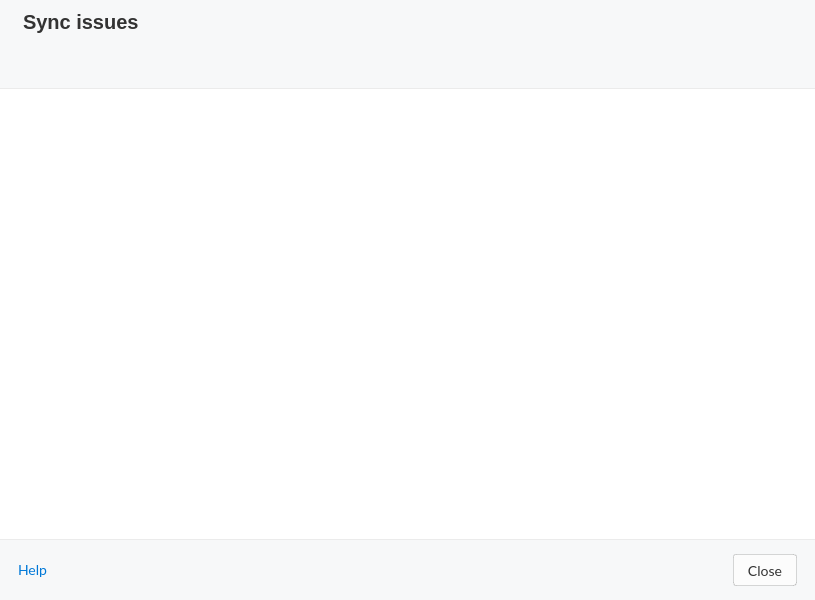
Above: src/MEGASync/stalled_issues/gui/ui/StalledIssuesDialog.ui from meganz/MEGAsync before the change. Below: the same form after it.
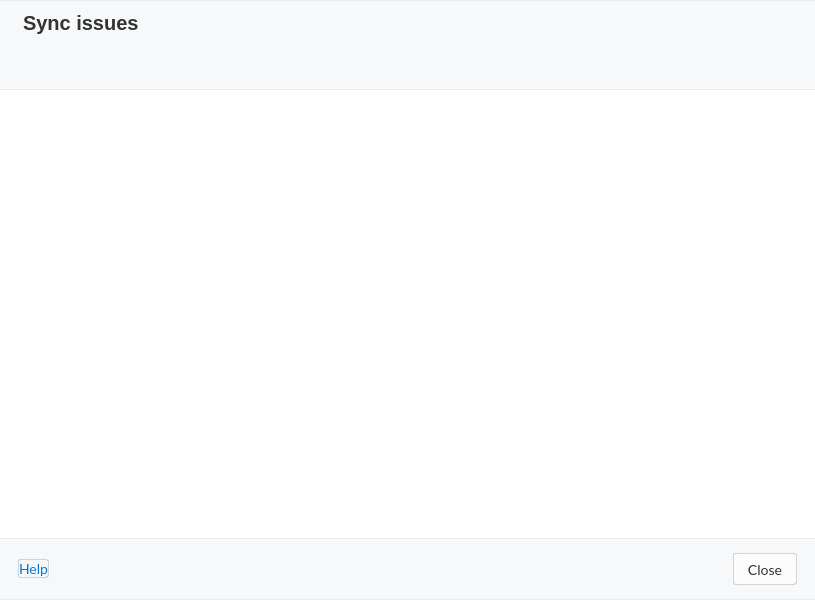
That is the form after the change. Icons and pictures are not drawn. Custom widgets are drawn as their Qt base class.

Commit message: Move stylesheets to root context (General UIs)

```diff
--- a/src/MEGASync/stalled_issues/gui/ui/StalledIssuesDialog.ui
+++ b/src/MEGASync/stalled_issues/gui/ui/StalledIssuesDialog.ui
@@ -88,7 +88,135 @@
 {
 background: #00A787;
 color:#FFFFFF;
-}</string>
+}
+
+QStackedWidget
+{
+    border-top: 1px solid rgba(0,0,0,0.08);
+    border-bottom: 1px solid rgba(0,0,0,0.08); 
+    border-left: 0px;
+    border-right: 0px;
+}
+
+#EmptyViewContainerPage QToolButton
+{
+    border:none;
+}
+
+/**********  TreeView Container **********/
+QScrollBar:vertical
+{
+    background: #f6f6f6;
+    width: 15px;
+    border-left: 1px solid #E4E4E4;
+}
+
+QScrollBar::sub-line:vertical, QScrollBar::add-line:vertical
+{
+    border: none;
+    background: none;
+    width:0px;
+    height:0px;
+}
+
+QScrollBar::handle:vertical
+{
+    background: #c0c0c0;
+    min-height: 20px;
+    border-radius: 4px;
+    margin: 3px 4px 3px 2px;
+}
+
+QMenu
+{
+    border: 1px solid #B8B8B8;
+   border-radius: 8px;
+    background: #ffffff;
+    padding-top: 16px;
+    padding-bottom: 16px;
+    padding-left: 8px;
+    padding-right: 8px;
+}
+
+QMenu::item
+{
+   font-size: 14px;
+   color: #333333;
+   background: transparent; 
+   margin-top: 3px;
+   margin-bottom: 3px;
+   padding-left: 16px;
+   padding-right: 16px;
+   margin-left: 16px;
+   margin-right: 16px;
+}
+
+QMenu::item:selected
+{
+    font-weight: bold;  
+}
+
+QMenu::separator
+{
+    height: 1px;
+	width: 164px;
+	min-width: 164px;
+	max-width: 164px;
+    background-color: #EEEEEE;
+    margin-top: 9px;
+    margin-bottom: 9px;
+}
+
+QMenu::item:disabled
+{
+    background-color: #ffffff;
+    color: rgba(119,119,119,0.3);
+}
+
+QMenu::item:default
+{
+    color: #F46265;
+}
+
+#stalledIssuesTree QWidget{
+background-color: rgba(255, 255, 255,0);
+}
+/**********  TreeView Container **********/
+
+/**********  Footer **********/
+#HelpButton {
+border: none;
+color: #0078D7;
+}
+
+#HelpButton QPushButton::!enabled {
+color: grey;
+}
+/**********  Footer **********/
+
+/**********  Header **********/
+
+#header
+{
+   background-color: #F7F8F9;
+}
+
+#title QLabel
+{
+  font-family: &quot;Poppins&quot;;
+  font-size:20px;
+  line-height: 30px;
+  font-weight: 600;
+  color: #333333;
+}
+
+#title QPushButton {
+    background-color: none;
+    outline: none;
+    border: none;
+}
+/**********  Header **********/
+</string>
   </property>
   <layout class="QVBoxLayout" name="verticalLayout">
    <property name="spacing">
@@ -108,9 +236,6 @@
    </property>
    <item>
     <widget class="QStackedWidget" name="stackedWidget">
-     <property name="styleSheet">
-      <string notr="true"/>
-     </property>
      <property name="currentIndex">
       <number>0</number>
      </property>
@@ -145,22 +270,6 @@
            <height>88</height>
           </size>
          </property>
-         <property name="styleSheet">
-          <string notr="true">#header
-{
-   background-color: #F7F8F9;
-}
-
-
-#title QLabel
-{
-  font-family: &quot;Poppins&quot;;
-  font-size:20px;
-  line-height: 30px;
-  font-weight: 600;
-  color: #333333;
-}</string>
-         </property>
          <layout class="QVBoxLayout" name="verticalLayout_3">
           <property name="spacing">
            <number>10</number>
@@ -191,13 +300,6 @@
               <height>16777215</height>
              </size>
             </property>
-            <property name="styleSheet">
-             <string notr="true">QPushButton {
-    background-color: none;
-    outline: none;
-    border: none;
-}</string>
-            </property>
             <layout class="QHBoxLayout" name="horizontalLayout">
              <property name="spacing">
               <number>12</number>
@@ -318,9 +420,6 @@
               <height>0</height>
              </size>
             </property>
-            <property name="styleSheet">
-             <string notr="true"/>
-            </property>
             <layout class="QHBoxLayout" name="horizontalLayout_3">
              <property name="spacing">
               <number>8</number>
@@ -472,16 +571,6 @@
            <verstretch>0</verstretch>
           </sizepolicy>
          </property>
-         <property name="styleSheet">
-          <string notr="true">QStackedWidget
-{
-    border-top: 1px solid rgba(0,0,0,0.08);
-    border-bottom: 1px solid rgba(0,0,0,0.08); 
-    border-left: 0px;
-    border-right: 0px;
-}
-</string>
-         </property>
          <property name="frameShape">
           <enum>QFrame::Box</enum>
          </property>
@@ -492,81 +581,6 @@
           <number>0</number>
          </property>
          <widget class="QWidget" name="TreeViewContainerPage">
-          <property name="styleSheet">
-           <string notr="true">QScrollBar:vertical
-{
-    background: #f6f6f6;
-    width: 15px;
-    border-left: 1px solid #E4E4E4;
-}
-
-QScrollBar::sub-line:vertical, QScrollBar::add-line:vertical
-{
-    border: none;
-    background: none;
-    width:0px;
-    height:0px;
-}
-
-QScrollBar::handle:vertical
-{
-    background: #c0c0c0;
-    min-height: 20px;
-    border-radius: 4px;
-    margin: 3px 4px 3px 2px;
-}
-
-QMenu
-{
-    border: 1px solid #B8B8B8;
-   border-radius: 8px;
-    background: #ffffff;
-    padding-top: 16px;
-    padding-bottom: 16px;
-    padding-left: 8px;
-    padding-right: 8px;
-}
-
-QMenu::item
-{
-   font-size: 14px;
-   color: #333333;
-   background: transparent; 
-   margin-top: 3px;
-   margin-bottom: 3px;
-   padding-left: 16px;
-   padding-right: 16px;
-   margin-left: 16px;
-   margin-right: 16px;
-}
-
-QMenu::item:selected
-{
-    font-weight: bold;  
-}
-
-QMenu::separator
-{
-    height: 1px;
-	width: 164px;
-	min-width: 164px;
-	max-width: 164px;
-    background-color: #EEEEEE;
-    margin-top: 9px;
-    margin-bottom: 9px;
-}
-
-QMenu::item:disabled
-{
-    background-color: #ffffff;
-    color: rgba(119,119,119,0.3);
-}
-
-QMenu::item:default
-{
-    color: #F46265;
-}</string>
-          </property>
           <layout class="QVBoxLayout" name="verticalLayout_2">
            <property name="spacing">
             <number>0</number>
@@ -588,11 +602,6 @@
              <property name="autoFillBackground">
               <bool>false</bool>
              </property>
-             <property name="styleSheet">
-              <string notr="true">QWidget{
-background-color: rgba(255, 255, 255,0);
-}</string>
-             </property>
              <property name="frameShape">
               <enum>QFrame::NoFrame</enum>
              </property>
@@ -703,9 +712,6 @@
            <height>60</height>
           </size>
          </property>
-         <property name="styleSheet">
-          <string notr="true"/>
-         </property>
          <layout class="QHBoxLayout" name="horizontalLayout_2">
           <property name="spacing">
            <number>0</number>
@@ -724,16 +730,6 @@
           </property>
           <item>
            <widget class="QPushButton" name="HelpButton">
-            <property name="styleSheet">
-             <string notr="true">QPushButton {
-border: none;
-color: #0078D7;
-}
-
-QPushButton::!enabled {
-color: grey;
-}</string>
-            </property>
             <property name="text">
              <string>Help</string>
             </property>
```
Left out of the diff: 14 changed lines with no effect on the pictures. The commit also changes 5 other files.
